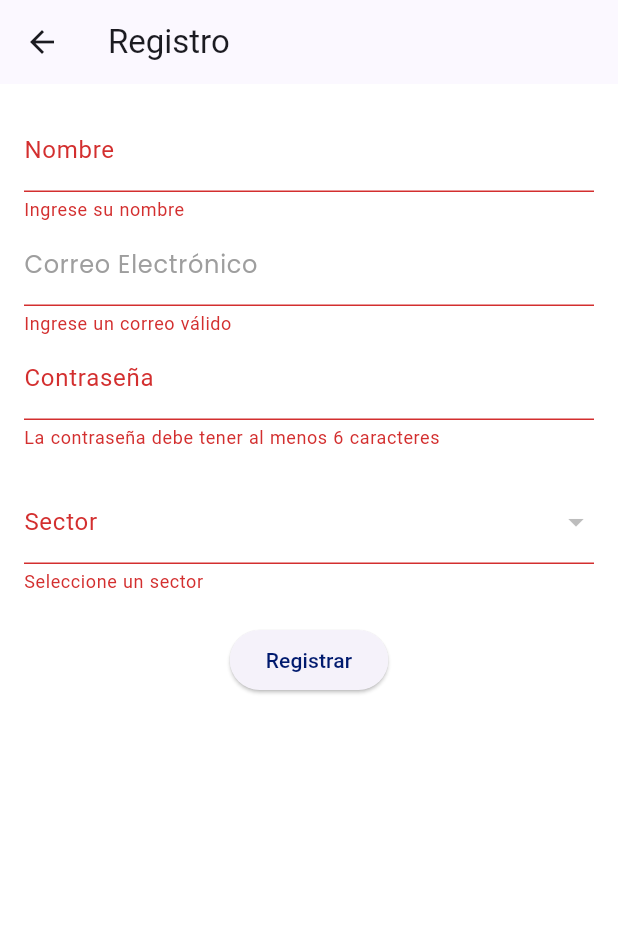
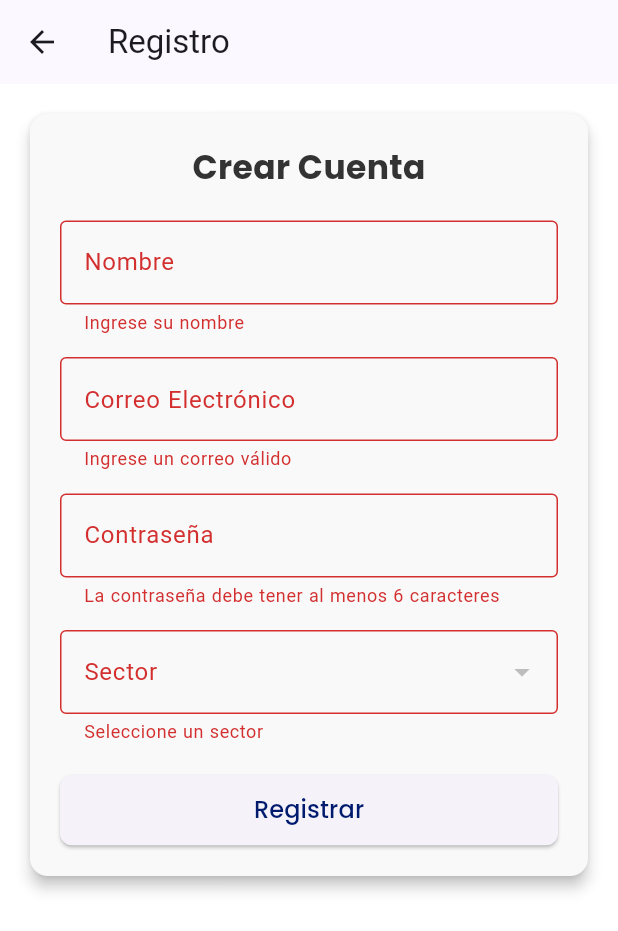
Before and after one commit to AngelPabloSC/proyecto_barrion, a Flutter app: the RegisterScreen screen opened by its route, after a tap on "Registrar", on a phone screen of 412 x 824 dp. Shown: the top 931 px of the screen. Run offline on Flutter 3.47's test engine with Material 3 defaults, Android fonts, the phone set to English and light mode, and no system bars; our stand-ins replace dropdown_search, firebase_core, firebase_messaging, google_fonts, shared_preferences; accounts and stored records are empty; network calls fail.

Commit message:
casi final

```diff
--- a/lib/screens/register_screen.dart
+++ b/lib/screens/register_screen.dart
@@ -5,6 +5,7 @@ import 'package:proyecto_barrion/services/notification_service.dart';
 import 'package:proyecto_barrion/services/sector_service.dart';
 import 'package:proyecto_barrion/models/sector_model.dart';
 import 'package:google_fonts/google_fonts.dart';
+
 class RegisterScreen extends StatefulWidget {
   @override
   _RegisterScreenState createState() => _RegisterScreenState();
@@ -41,9 +42,7 @@ class _RegisterScreenState extends State<RegisterScreen> {
 
   void _registerUser() async {
     if (_formKey.currentState!.validate()) {
-      setState(() {
-        _isLoading = true;
-      });
+      setState(() => _isLoading = true);
 
       String? deviceToken = NotificationService.token;
       UserModel user = UserModel(
@@ -55,30 +54,31 @@ class _RegisterScreenState extends State<RegisterScreen> {
       );
 
       try {
-        await _authService.registerUser(user);
-        _showDialog("Registro Exitoso", "Usuario registrado correctamente.");
+        var responseMessage = await AuthService.registerUser(user);
+
+        _showDialog(
+          responseMessage == "Registro exitoso" ? "Registro Exitoso" : "Fallo en el Registro",
+          responseMessage == "Registro exitoso"
+              ? "Usuario registrado correctamente."
+              : responseMessage,
+          responseMessage == "Registro exitoso" ? Colors.green : Colors.red,
+        );
       } catch (e) {
-        _showDialog("Error en el Registro", "Error al registrar el usuario: ${e.toString()}");
+        _showDialog("Error en el Registro", "Error al registrar el usuario: ${e.toString()}", Colors.red);
       } finally {
-        setState(() {
-          _isLoading = false;
-        });
+        setState(() => _isLoading = false);
       }
     }
   }
 
-  // Método único para mostrar el diálogo
-  void _showDialog(String title, String message) {
+  void _showDialog(String title, String message, Color color) {
     showDialog(
       context: context,
       builder: (context) => AlertDialog(
-        title: Text(title),
+        title: Text(title, style: TextStyle(color: color)),
         content: Text(message),
         actions: [
-          TextButton(
-            onPressed: () => Navigator.pop(context), // Cierra el diálogo
-            child: Text("OK"),
-          ),
+          TextButton(onPressed: () => Navigator.pop(context), child: Text("OK")),
         ],
       ),
     );
@@ -88,44 +88,57 @@ class _RegisterScreenState extends State<RegisterScreen> {
   Widget build(BuildContext context) {
     return Scaffold(
       appBar: AppBar(title: Text("Registro")),
-      body: Padding(
+      body: GestureDetector(
+        onTap: () => FocusScope.of(context).unfocus(), // Ocultar teclado al tocar fuera
+        child: SingleChildScrollView(
+          child: Padding(
             padding: const EdgeInsets.all(16.0),
+            child: Center(
+              child: Card(
+                elevation: 4,
+                shape: RoundedRectangleBorder(borderRadius: BorderRadius.circular(12)),
+                child: Padding(
+                  padding: const EdgeInsets.all(20.0),
                   child: Form(
                     key: _formKey,
                     child: Column(
+                      mainAxisSize: MainAxisSize.min,
                       children: [
+                        Text("Crear Cuenta", style: GoogleFonts.poppins(fontSize: 22, fontWeight: FontWeight.bold)),
+                        SizedBox(height: 20),
                         TextFormField(
                           controller: _nameController,
-                decoration: InputDecoration(labelText: "Nombre"),
+                          decoration: InputDecoration(labelText: "Nombre", border: OutlineInputBorder()),
                           validator: (value) => value!.isEmpty ? "Ingrese su nombre" : null,
                         ),
+                        SizedBox(height: 15),
                         TextFormField(
                           controller: _emailController,
-                style: GoogleFonts.poppins(
-                  fontSize: 16,
-                  fontWeight: FontWeight.w500,
-                  color: Colors.black,
-                ),
+                          style: GoogleFonts.poppins(fontSize: 16, fontWeight: FontWeight.w500),
                           decoration: InputDecoration(
                             labelText: "Correo Electrónico",
-                  labelStyle: GoogleFonts.poppins(color: Colors.grey), // Estilo del label
+                            border: OutlineInputBorder(),
                           ),
                           keyboardType: TextInputType.emailAddress,
                           validator: (value) => value!.isEmpty ? "Ingrese un correo válido" : null,
                         ),
+                        SizedBox(height: 15),
                         TextFormField(
-                style: GoogleFonts.lato(),
                           controller: _passwordController,
-                decoration: InputDecoration(labelText: "Contraseña"),
+                          decoration: InputDecoration(
+                            labelText: "Contraseña",
+                            border: OutlineInputBorder(),
+                          ),
                           obscureText: true,
-                validator: (value) =>
-                value!.length < 6 ? "La contraseña debe tener al menos 6 caracteres" : null,
+                          validator: (value) => value!.length < 6 ? "La contraseña debe tener al menos 6 caracteres" : null,
                         ),
-              SizedBox(height: 20),
-              // Dropdown para seleccionar sector
+                        SizedBox(height: 15),
                         DropdownButtonFormField<String>(
                           value: _selectedSector,
-                decoration: InputDecoration(labelText: "Sector"),
+                          decoration: InputDecoration(
+                            labelText: "Sector",
+                            border: OutlineInputBorder(),
+                          ),
                           items: _sectors.map((Sector sector) {
                             return DropdownMenuItem<String>(
                               value: sector.name,
@@ -142,11 +155,23 @@ class _RegisterScreenState extends State<RegisterScreen> {
                         SizedBox(height: 20),
                         _isLoading
                             ? CircularProgressIndicator()
-                  : ElevatedButton(
+                            : SizedBox(
+                          width: double.infinity,
+                          child: ElevatedButton(
                             onPressed: _registerUser,
-                child: Text("Registrar"),
+                            style: ElevatedButton.styleFrom(
+                              shape: RoundedRectangleBorder(borderRadius: BorderRadius.circular(8)),
+                              padding: EdgeInsets.symmetric(vertical: 12),
+                            ),
+                            child: Text("Registrar", style: GoogleFonts.poppins(fontSize: 16)),
+                          ),
                         ),
                       ],
+                    ),
+                  ),
+                ),
+              ),
+            ),
           ),
         ),
       ),
```
Also changed, not shown: lib/services/auth_service.dart (+32 -48 lines). Lines whose indentation alone changed are shown as unchanged.
